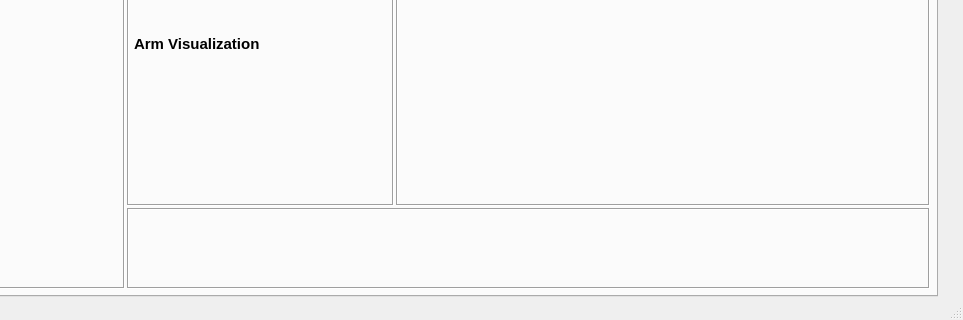
Before: the Qt Designer form Prototyping/BaseStation/ui/ui.ui in huskyroboticsteam/2016-17, drawn with Qt 5; both pictures show x 287 to 1250 and y 453 to 773 of the 1250 by 773 pixel window.
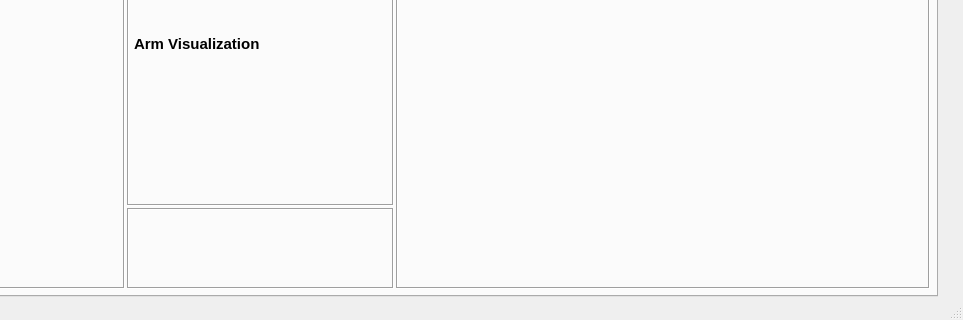
After: the same form once the commit is applied.

Patch:
```diff
--- a/Prototyping/BaseStation/ui/ui.ui
+++ b/Prototyping/BaseStation/ui/ui.ui
@@ -148,24 +148,6 @@
              </layout>
             </widget>
            </item>
-           <item row="1" column="2" colspan="2">
-            <widget class="QFrame" name="frame_3">
-             <property name="frameShape">
-              <enum>QFrame::Box</enum>
-             </property>
-             <property name="frameShadow">
-              <enum>QFrame::Sunken</enum>
-             </property>
-             <layout class="QGridLayout" name="gridLayout_9">
-              <property name="margin">
-               <number>5</number>
-              </property>
-              <item row="0" column="0">
-               <layout class="QVBoxLayout" name="map_container"/>
-              </item>
-             </layout>
-            </widget>
-           </item>
            <item row="1" column="1">
             <widget class="QFrame" name="frame_2">
              <property name="frameShape">
@@ -208,27 +190,6 @@
              </layout>
             </widget>
            </item>
-           <item row="2" column="1" colspan="3">
-            <widget class="QFrame" name="frame_5">
-             <property name="frameShape">
-              <enum>QFrame::Box</enum>
-             </property>
-             <property name="frameShadow">
-              <enum>QFrame::Sunken</enum>
-             </property>
-             <layout class="QGridLayout" name="gridLayout_5" columnstretch="1,2">
-              <property name="margin">
-               <number>5</number>
-              </property>
-              <item row="0" column="0">
-               <layout class="QGridLayout" name="stop_container"/>
-              </item>
-              <item row="0" column="1">
-               <layout class="QGridLayout" name="list_container"/>
-              </item>
-             </layout>
-            </widget>
-           </item>
            <item row="1" column="0" rowspan="2">
             <widget class="QFrame" name="frame_4">
              <property name="frameShape">
@@ -282,6 +243,42 @@
              </layout>
             </widget>
            </item>
+           <item row="1" column="2" rowspan="2" colspan="2">
+            <widget class="QFrame" name="frame_3">
+             <property name="frameShape">
+              <enum>QFrame::Box</enum>
+             </property>
+             <property name="frameShadow">
+              <enum>QFrame::Sunken</enum>
+             </property>
+             <layout class="QGridLayout" name="gridLayout_9">
+              <property name="margin">
+               <number>5</number>
+              </property>
+              <item row="0" column="0">
+               <layout class="QVBoxLayout" name="map_container"/>
+              </item>
+             </layout>
+            </widget>
+           </item>
+           <item row="2" column="1">
+            <widget class="QFrame" name="frame_5">
+             <property name="frameShape">
+              <enum>QFrame::Box</enum>
+             </property>
+             <property name="frameShadow">
+              <enum>QFrame::Sunken</enum>
+             </property>
+             <layout class="QGridLayout" name="gridLayout_5">
+              <property name="margin">
+               <number>5</number>
+              </property>
+              <item row="0" column="0">
+               <layout class="QGridLayout" name="stop_container"/>
+              </item>
+             </layout>
+            </widget>
+           </item>
           </layout>
          </widget>
         </item>
```
